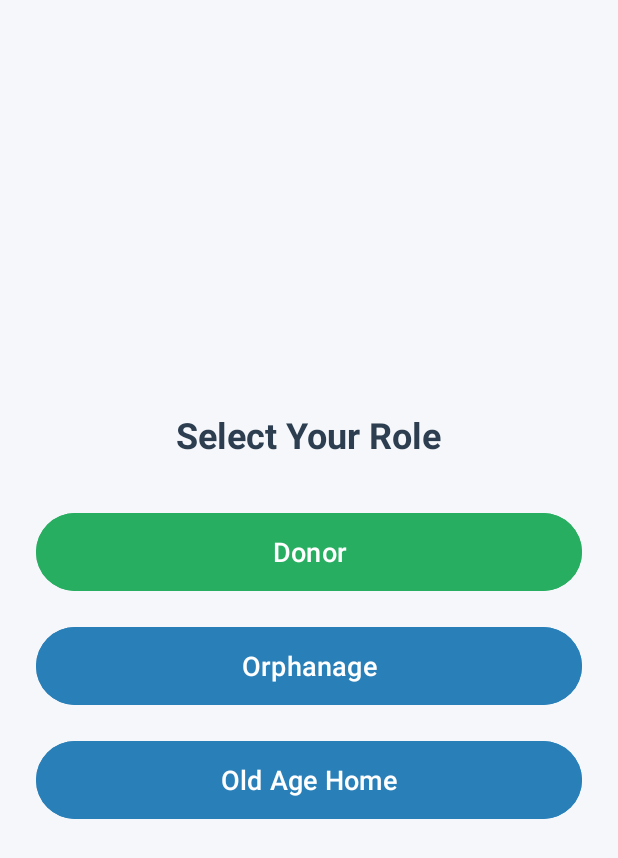
After one commit to samruddhi2305-ops/KindHands, an Android app: the layout activity_role_selection.xml on its own in the app's theme, with its tools: preview values and no code run, on a phone screen of 412 x 824 dp. The commit adds this screen. Shown: the top 858 px of the screen. Run offline under Robolectric (Android 15) with nearby library versions, the phone set to English and light mode, and no system bars.

Commit message:
Initial commit3

```diff
--- /dev/null
+++ b/app/src/main/res/layout/activity_role_selection.xml
@@ -0,0 +1,45 @@
+<?xml version="1.0" encoding="utf-8"?>
+<LinearLayout xmlns:android="http://schemas.android.com/apk/res/android"
+    android:layout_width="match_parent"
+    android:layout_height="match_parent"
+    android:gravity="center"
+    android:orientation="vertical"
+    android:padding="24dp"
+    android:background="@color/background_light">
+
+    <TextView
+        android:layout_width="wrap_content"
+        android:layout_height="wrap_content"
+        android:text="Select Your Role"
+        android:textSize="24sp"
+        android:textStyle="bold"
+        android:textColor="@color/primary_text"
+        android:layout_marginBottom="32dp"/>
+
+    <Button
+        android:id="@+id/btnRoleDonor"
+        android:layout_width="match_parent"
+        android:layout_height="60dp"
+        android:text="Donor"
+        android:textSize="18sp"
+        android:backgroundTint="@color/donate_green"
+        android:layout_marginBottom="16dp"/>
+
+    <Button
+        android:id="@+id/btnRoleOrphanage"
+        android:layout_width="match_parent"
+        android:layout_height="60dp"
+        android:text="Orphanage"
+        android:textSize="18sp"
+        android:backgroundTint="@color/ngo_blue"
+        android:layout_marginBottom="16dp"/>
+
+    <Button
+        android:id="@+id/btnRoleOldAge"
+        android:layout_width="match_parent"
+        android:layout_height="60dp"
+        android:text="Old Age Home"
+        android:textSize="18sp"
+        android:backgroundTint="@color/ngo_blue"/>
+
+</LinearLayout>
--- a/app/src/main/res/layout/login.xml
+++ b/app/src/main/res/layout/login.xml
@@ -34,11 +34,7 @@
         android:inputType="textPassword"
         android:layout_marginBottom="16dp"/>
 
-    <Spinner
-        android:id="@+id/spinnerLoginUserType"
-        android:layout_width="match_parent"
-        android:layout_height="wrap_content"
-        android:layout_marginBottom="16dp"/>
+
 
     <Button
         android:id="@+id/btnLogin"
```
Also changed, not shown: app/src/main/java/com/kindhands/app/LoginActivity.java (+26 -40 lines), app/src/main/java/com/kindhands/app/RoleSelectionActivity.java (added, +35 -0 lines).
